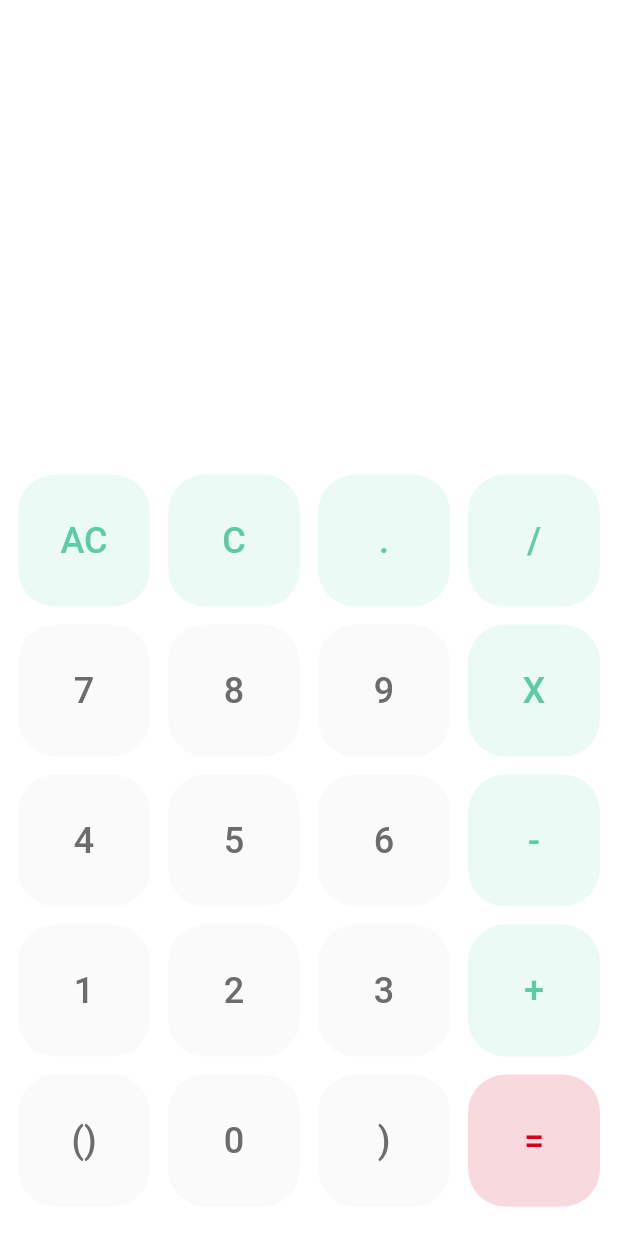
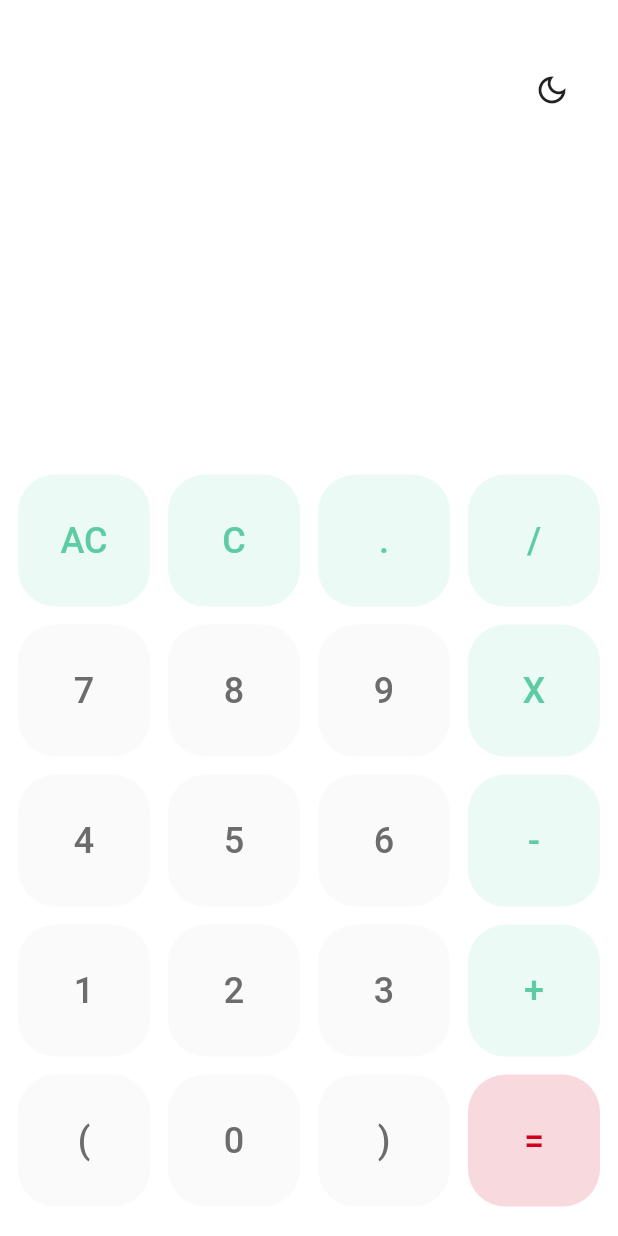
Before and after one commit to Pushpender-18/Basic-Calculator, a Flutter app: the screen it shows after launch, after a tap on "AC", on a phone screen of 412 x 824 dp. Run offline on Flutter 3.47's test engine with Material 2 defaults, Android fonts, the phone set to English and light mode, and no system bars; our stand-ins replace flutter_riverpod.

Commit message:
Keyboard half functional and text is dynamic

```diff
--- a/lib/data/key_data.dart
+++ b/lib/data/key_data.dart
@@ -1,32 +1,36 @@
+enum KeyType { number, operator, function }
+
 class KeyConfig {
-  const KeyConfig({required this.name, required this.color});
+  const KeyConfig(
+      {required this.name, required this.color, required this.type});
   final String name;
   final int color;
+  final KeyType type;
 }
 
 class KeyData {
   int index = 0;
   final data = [
-    const KeyConfig(name: 'AC', color: 1),
-    const KeyConfig(name: 'C', color: 1),
-    const KeyConfig(name: '.', color: 1),
-    const KeyConfig(name: '/', color: 1),
-    const KeyConfig(name: '7', color: 0),
-    const KeyConfig(name: '8', color: 0),
-    const KeyConfig(name: '9', color: 0),
-    const KeyConfig(name: 'X', color: 1),
-    const KeyConfig(name: '4', color: 0),
-    const KeyConfig(name: '5', color: 0),
-    const KeyConfig(name: '6', color: 0),
-    const KeyConfig(name: '-', color: 1),
-    const KeyConfig(name: '1', color: 0),
-    const KeyConfig(name: '2', color: 0),
-    const KeyConfig(name: '3', color: 0),
-    const KeyConfig(name: '+', color: 1),
-    const KeyConfig(name: '()', color: 0),
-    const KeyConfig(name: '0', color: 0),
-    const KeyConfig(name: ')', color: 0),
-    const KeyConfig(name: '=', color: 2),
+    const KeyConfig(name: 'AC', color: 1, type: KeyType.function),
+    const KeyConfig(name: 'C', color: 1, type: KeyType.function),
+    const KeyConfig(name: '.', color: 1, type: KeyType.operator),
+    const KeyConfig(name: '/', color: 1, type: KeyType.operator),
+    const KeyConfig(name: '7', color: 0, type: KeyType.number),
+    const KeyConfig(name: '8', color: 0, type: KeyType.number),
+    const KeyConfig(name: '9', color: 0, type: KeyType.number),
+    const KeyConfig(name: 'X', color: 1, type: KeyType.operator),
+    const KeyConfig(name: '4', color: 0, type: KeyType.number),
+    const KeyConfig(name: '5', color: 0, type: KeyType.number),
+    const KeyConfig(name: '6', color: 0, type: KeyType.number),
+    const KeyConfig(name: '-', color: 1, type: KeyType.operator),
+    const KeyConfig(name: '1', color: 0, type: KeyType.number),
+    const KeyConfig(name: '2', color: 0, type: KeyType.number),
+    const KeyConfig(name: '3', color: 0, type: KeyType.number),
+    const KeyConfig(name: '+', color: 1, type: KeyType.operator),
+    const KeyConfig(name: '(', color: 0, type: KeyType.operator),
+    const KeyConfig(name: '0', color: 0, type: KeyType.number),
+    const KeyConfig(name: ')', color: 0, type: KeyType.operator),
+    const KeyConfig(name: '=', color: 2, type: KeyType.function),
   ];
 
   get value {
--- a/lib/main.dart
+++ b/lib/main.dart
@@ -1,10 +1,13 @@
 import 'package:calculator/screens/calculator.dart';
 import 'package:flutter/material.dart';
+import 'package:flutter_riverpod/flutter_riverpod.dart';
 
 void main() {
   runApp(
-    const MaterialApp(
-      home: CalculatorPage(),
+    const ProviderScope(
+      child: MaterialApp(
+        home: CalculatorPage(),
+      ),
     ),
   );
 }
--- /dev/null
+++ b/lib/provider/display_provider.dart
@@ -0,0 +1,20 @@
+import 'package:flutter_riverpod/flutter_riverpod.dart';
+
+class FocusedText extends StateNotifier<String> {
+  FocusedText() : super('');
+
+  void addText(String text) {
+    state = state + text;
+  }
+
+  void clearText() {
+    state = '';
+  }
+
+  void deleteText() {
+    state = state.substring(0, state.length - 1);
+  }
+}
+
+final focusedText =
+    StateNotifierProvider<FocusedText, String>((ref) => FocusedText());
--- a/lib/screens/calculator.dart
+++ b/lib/screens/calculator.dart
@@ -14,7 +14,6 @@ class CalculatorPage extends StatelessWidget {
         mainAxisSize: MainAxisSize.max,
         children: [
           Display(
-            msg: height.toString(),
             height: height * (4.8 / 12.5),
           ),
           Keyboard(
--- a/lib/widgets/display.dart
+++ b/lib/widgets/display.dart
@@ -1,18 +1,50 @@
+import 'package:calculator/provider/display_provider.dart';
 import 'package:flutter/material.dart';
+import 'package:flutter_riverpod/flutter_riverpod.dart';
 
-class Display extends StatelessWidget {
-  const Display({super.key, required this.msg, required this.height});
-  final String msg;
+class Display extends ConsumerWidget {
+  const Display({super.key, required this.height});
   final double height;
 
   @override
-  Widget build(BuildContext context) {
+  Widget build(BuildContext context, WidgetRef ref) {
+    final String msg = ref.watch(focusedText);
+
     return Container(
       color: const Color.fromARGB(255, 255, 255, 255),
       padding: const EdgeInsets.all(12),
       alignment: Alignment.bottomRight,
       height: height,
       width: double.infinity,
+      child: Column(
+        children: [
+          const SizedBox(
+            height: 24,
+          ),
+          Container(
+            alignment: Alignment.centerRight,
+            padding: const EdgeInsets.symmetric(horizontal: 8),
+            child: IconButton(
+              onPressed: () {},
+              icon: const Icon(Icons.dark_mode_outlined),
+            ),
+          ),
+          const Spacer(),
+          Container(
+            padding: const EdgeInsets.symmetric(horizontal: 16),
+            alignment: Alignment.bottomRight,
+            height: 100,
+            child: Text(
+              overflow: TextOverflow.ellipsis,
+              msg,
+              style: TextStyle(
+                fontSize: msg.length < 9 ? 62 : 44,
+                color: const Color.fromARGB(255, 74, 74, 74),
+              ),
+            ),
+          ),
+        ],
+      ),
     );
   }
 }
--- a/lib/widgets/keyboard.dart
+++ b/lib/widgets/keyboard.dart
@@ -1,17 +1,37 @@
 import 'package:calculator/data/key_data.dart';
+import 'package:calculator/provider/display_provider.dart';
 import 'package:flutter/material.dart';
+import 'package:flutter_riverpod/flutter_riverpod.dart';
 
-class Keyboard extends StatelessWidget {
+class Keyboard extends ConsumerStatefulWidget {
   const Keyboard({super.key, required this.height});
   final double height;
 
+  @override
+  ConsumerState<Keyboard> createState() => _KeyboardState();
+}
+
+class _KeyboardState extends ConsumerState<Keyboard> {
   @override
   Widget build(BuildContext context) {
     final keyData = KeyData();
     var k = keyData.data;
 
+    void onKeyTap(KeyConfig key) {
+      var text = ref.read(focusedText.notifier);
+      if (key.type == KeyType.number || key.type == KeyType.operator) {
+        text.addText(key.name);
+      } else {
+        if (key.name == 'AC') {
+          text.clearText();
+        } else if (key.name == 'C') {
+          text.deleteText();
+        }
+      }
+    }
+
     return Container(
-      height: height,
+      height: widget.height,
       padding: const EdgeInsets.symmetric(horizontal: 12),
       color: const Color.fromARGB(255, 255, 255, 255),
       child: GridView.count(
@@ -24,7 +44,9 @@ class Keyboard extends StatelessWidget {
             InkWell(
               onTap: () {},
               child: TextButton(
-                onPressed: () {},
+                onPressed: () {
+                  onKeyTap(k[i]);
+                },
                 style: TextButton.styleFrom(
                   foregroundColor: k[i].color == 0
                       ? Colors.grey
--- a/pubspec.yaml
+++ b/pubspec.yaml
@@ -30,7 +30,7 @@ environment:
 dependencies:
   flutter:
     sdk: flutter
-
+  flutter_riverpod: ^2.4.0
 
   # The following adds the Cupertino Icons font to your application.
   # Use with the CupertinoIcons class for iOS style icons.
```
Also changed, not shown: pubspec.lock.
